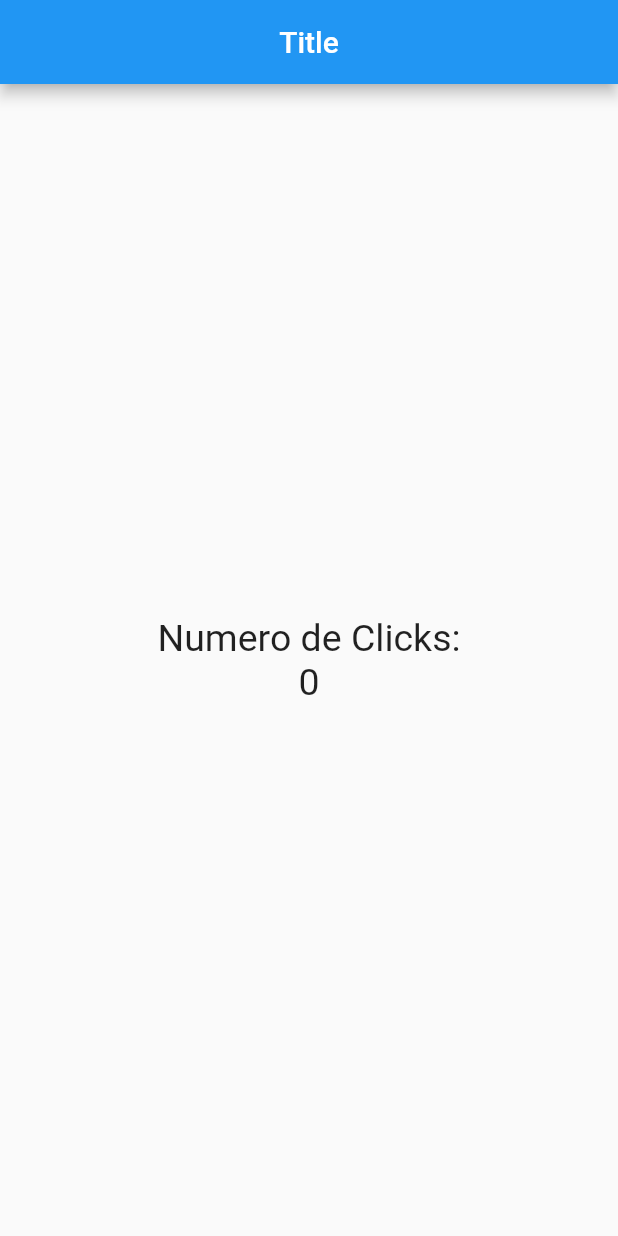
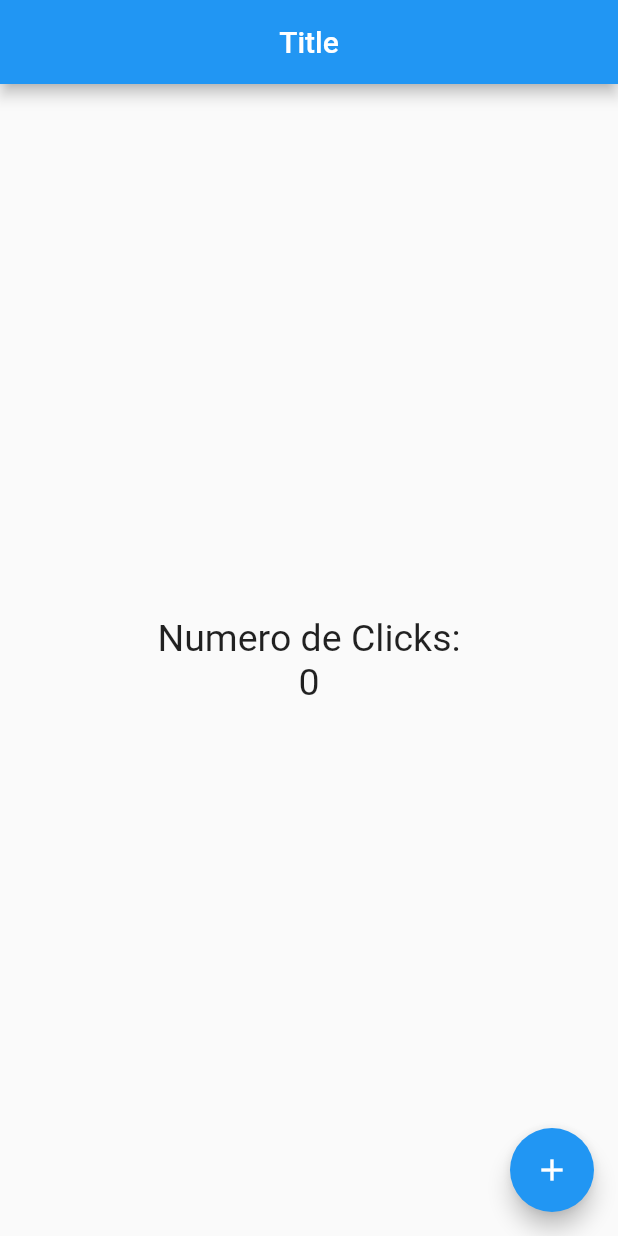
Before and after one commit to jorwan/flutter-apps, a Flutter app: the screen it shows after launch, on a phone screen of 412 x 824 dp. Run offline on Flutter 3.47's test engine with Material 2 defaults, Android fonts, the phone set to English and light mode, and no system bars.

Commit message:
Adding floating button widget

```diff
--- a/contador/lib/src/pages/home_page.dart
+++ b/contador/lib/src/pages/home_page.dart
@@ -25,7 +25,13 @@ class HomePage extends StatelessWidget {
             )
           ],
         ),
-      )
+      ),
+      floatingActionButton: FloatingActionButton(
+        child: Icon(Icons.add),
+        onPressed: () {
+          print('Clicked!!');
+        },
+      ),
     );
   }
 }
```
